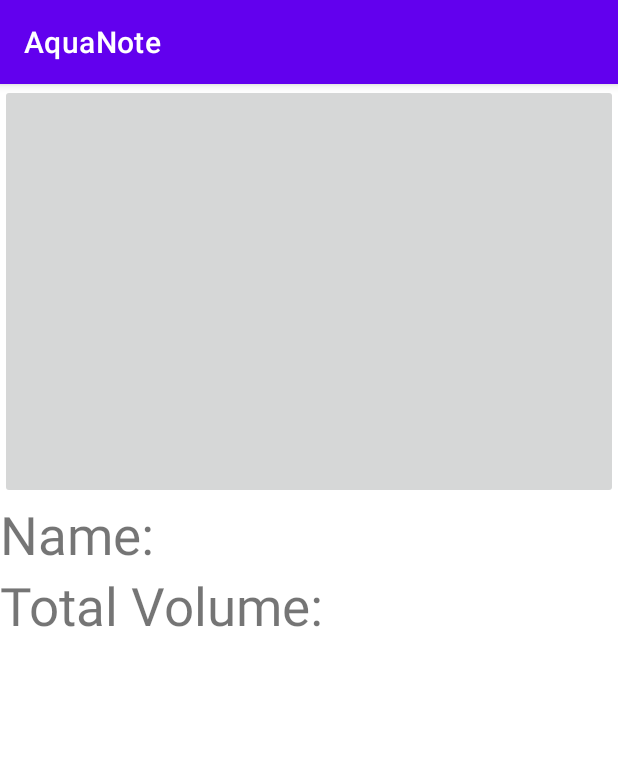
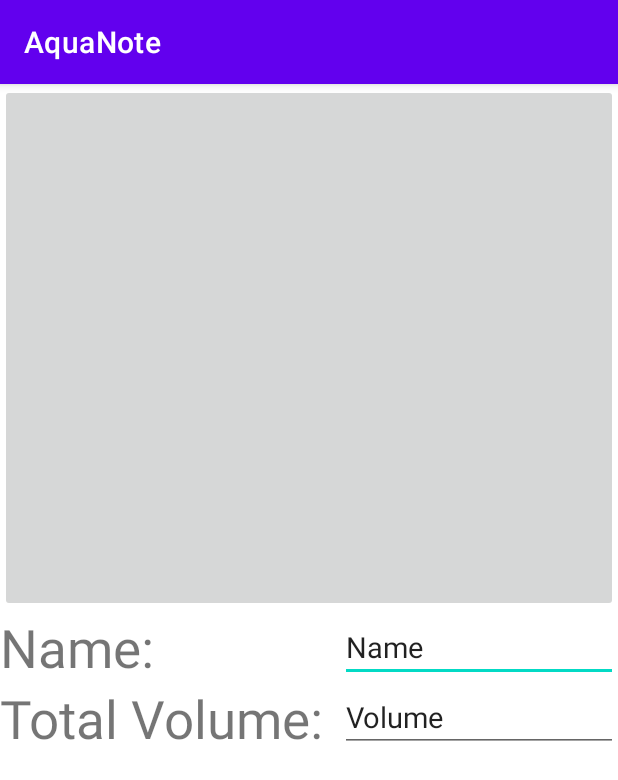
Before and after one commit to ObachtMichi/AquaNote, an Android app: the screen it shows after launch (MainActivity), on a phone screen of 412 x 824 dp. Shown: the top 780 px of the screen. Run offline under Robolectric (Android 15) with nearby library versions, the light colour scheme and no system bars.

Commit message:
Name Volume TextField

```diff
--- a/app/src/main/res/layout/activity_main.xml
+++ b/app/src/main/res/layout/activity_main.xml
@@ -21,6 +21,12 @@
 
         <LinearLayout
             android:layout_width="match_parent"
+            android:layout_height="618dp"
+            android:layout_weight="1"
+            android:orientation="horizontal">
+
+            <LinearLayout
+                android:layout_width="wrap_content"
                 android:layout_height="match_parent"
                 android:layout_weight="1"
                 android:orientation="vertical">
@@ -40,5 +46,31 @@
                     android:textSize="35sp" />
             </LinearLayout>
 
+            <LinearLayout
+                android:layout_width="183dp"
+                android:layout_height="match_parent"
+                android:layout_weight="1"
+                android:orientation="vertical">
+
+                <EditText
+                    android:id="@+id/nameAquaInput"
+                    android:layout_width="match_parent"
+                    android:layout_height="wrap_content"
+                    android:ems="10"
+                    android:inputType="textPersonName"
+                    android:text="Name"
+                    android:textSize="19sp" />
+
+                <EditText
+                    android:id="@+id/volumeAquaInput"
+                    android:layout_width="match_parent"
+                    android:layout_height="wrap_content"
+                    android:ems="10"
+                    android:inputType="textPersonName"
+                    android:text="Volume"
+                    android:textSize="19sp" />
+            </LinearLayout>
+        </LinearLayout>
+
     </LinearLayout>
 </androidx.constraintlayout.widget.ConstraintLayout>
```
Lines whose indentation alone changed are shown as unchanged.
